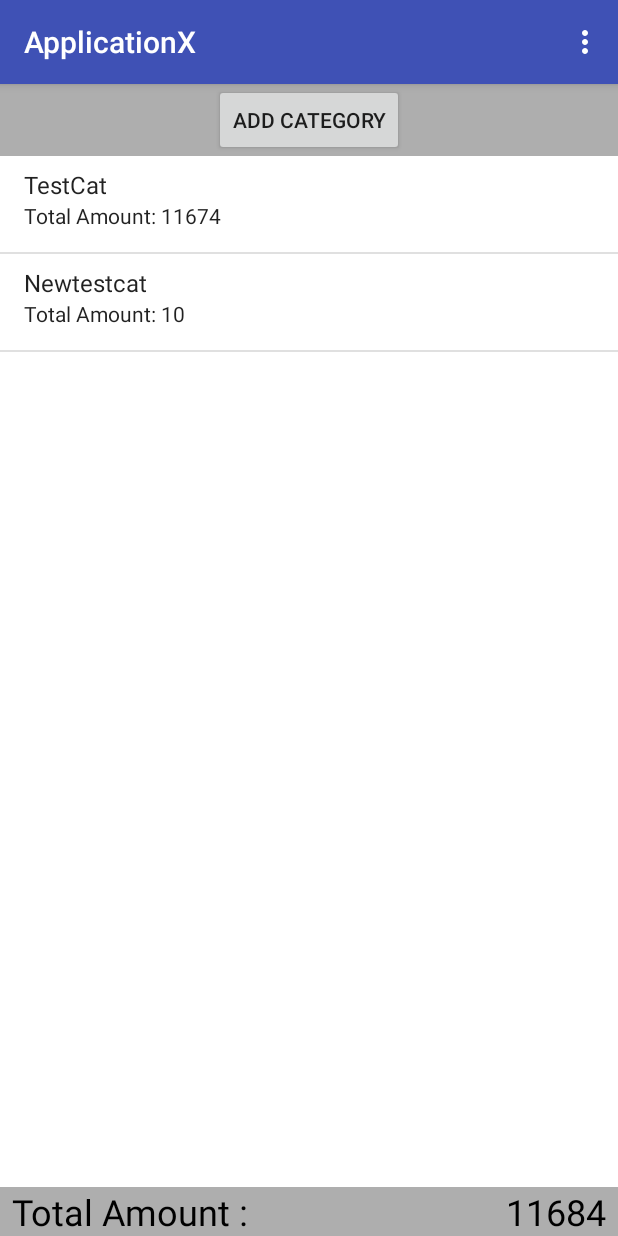
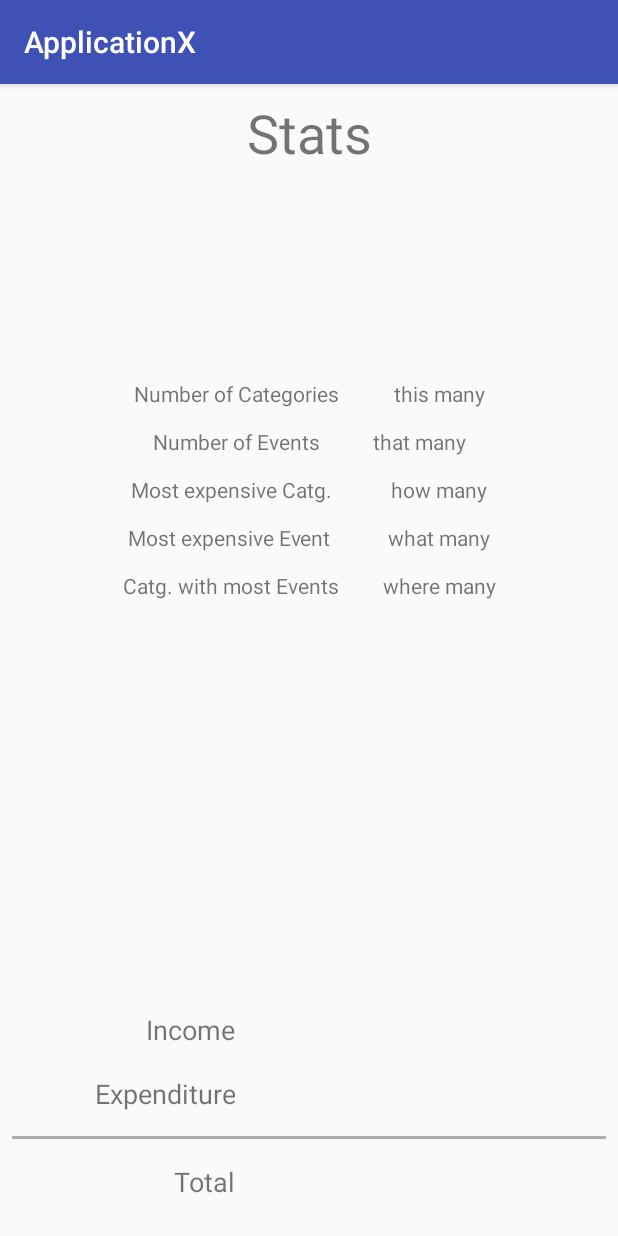
Before and after one commit to Yrrahz/ApplicationX, an Android app: the screen it shows after launch (MainActivity before the commit, StatsActivity after it), in the options menu, after a tap on "Stats", on a phone screen of 412 x 824 dp. Run offline under Robolectric (Android 15) with nearby library versions, the phone set to English and light mode, and no system bars.

Commit message:
StatsActivity has got a rough design draft. Tried to minimized the amount of TextViews. Some very minor design compromises has been done. Now it's centered text in the middle and cool organized individual TextViews. The text is provided programmatically which is a bit ugly. Maybe that too can be upgraded.

```diff
--- a/app/src/main/java/booken/yrrah/applicationx/MainActivity.java
+++ b/app/src/main/java/booken/yrrah/applicationx/MainActivity.java
@@ -1,6 +1,7 @@
 package booken.yrrah.applicationx;
 
 import android.content.DialogInterface;
+import android.content.Intent;
 import android.support.v7.app.AlertDialog;
 import android.support.v7.app.AppCompatActivity;
 import android.os.Bundle;
@@ -48,7 +49,9 @@ public class MainActivity extends AppCompatActivity {
 
         switch (item.getItemId()) {
             case R.id.menu_stats:
-                Toast.makeText(getApplicationContext(),"Stats pressed!", Toast.LENGTH_SHORT).show();
+                Intent intent = new Intent(this, StatsActivity.class);
+                startActivity(intent);
+                //Toast.makeText(getApplicationContext(),"Stats pressed!", Toast.LENGTH_SHORT).show();
                 return true;
             case R.id.menu_about:
                 Toast.makeText(getApplicationContext(),"About pressed!", Toast.LENGTH_SHORT).show();
--- a/app/src/main/java/booken/yrrah/applicationx/StatsActivity.java
+++ b/app/src/main/java/booken/yrrah/applicationx/StatsActivity.java
@@ -2,6 +2,7 @@ package booken.yrrah.applicationx;
 
 import android.support.v7.app.AppCompatActivity;
 import android.os.Bundle;
+import android.widget.TextView;
 
 public class StatsActivity extends AppCompatActivity {
 
@@ -9,5 +10,16 @@ public class StatsActivity extends AppCompatActivity {
     protected void onCreate(Bundle savedInstanceState) {
         super.onCreate(savedInstanceState);
         setContentView(R.layout.activity_stats);
+
+        setUp();
+    }
+
+    private void setUp(){
+        TextView listOfStats = findViewById(R.id.listOfStatsView);
+
+        String stats = "Number of Categories\t\t\tthis many\n\nNumber of Events\t\t\tthat many\n\n" +
+                "Most expensive Catg.\t\t\thow many\n\nMost expensive Event\t\t\twhat many\n\n" +
+                "Catg. with most Events\t\t\twhere many";
+        listOfStats.setText(stats);
     }
 }
--- a/app/src/main/res/layout/activity_stats.xml
+++ b/app/src/main/res/layout/activity_stats.xml
@@ -7,7 +7,7 @@
     tools:context=".StatsActivity">
 
     <TextView
-        android:id="@+id/textView"
+        android:id="@+id/statsTitle"
         android:layout_width="wrap_content"
         android:layout_height="wrap_content"
         android:layout_marginEnd="8dp"
@@ -28,75 +28,78 @@
         android:layout_marginStart="8dp"
         android:layout_weight="1"
         android:background="@color/colorAccentDark"
-        app:layout_constraintBottom_toTopOf="@+id/textView6"
+        app:layout_constraintBottom_toTopOf="@+id/totalResult"
         app:layout_constraintEnd_toEndOf="parent"
         app:layout_constraintHorizontal_bias="1.0"
         app:layout_constraintStart_toStartOf="parent" />
 
     <TextView
-        android:id="@+id/textView6"
+        android:id="@+id/totalResult"
         android:layout_width="wrap_content"
         android:layout_height="wrap_content"
         android:layout_marginBottom="24dp"
         android:layout_marginEnd="8dp"
-        android:text="Total"
+        android:text="@string/total"
         android:textSize="18sp"
         app:layout_constraintBottom_toBottomOf="parent"
-        app:layout_constraintEnd_toStartOf="@+id/textView" />
+        app:layout_constraintEnd_toStartOf="@+id/statsTitle" />
 
     <TextView
-        android:id="@+id/textView7"
+        android:id="@+id/nrOfResult"
         android:layout_width="wrap_content"
         android:layout_height="wrap_content"
         android:layout_marginBottom="24dp"
         android:layout_marginStart="8dp"
-        android:text="-110"
         android:textSize="18sp"
         app:layout_constraintBottom_toBottomOf="parent"
-        app:layout_constraintStart_toEndOf="@+id/textView" />
+        app:layout_constraintStart_toEndOf="@+id/statsTitle" />
 
     <TextView
-        android:id="@+id/textView8"
+        android:id="@+id/totalExpenditure"
         android:layout_width="wrap_content"
         android:layout_height="wrap_content"
         android:layout_marginBottom="16dp"
         android:layout_marginEnd="8dp"
-        android:text="Expenditure"
+        android:text="@string/incExp"
+        android:textAlignment="textEnd"
         android:textSize="18sp"
         app:layout_constraintBottom_toTopOf="@+id/line"
-        app:layout_constraintEnd_toStartOf="@+id/textView" />
+        app:layout_constraintEnd_toStartOf="@+id/statsTitle" />
 
     <TextView
-        android:id="@+id/textView9"
+        android:id="@+id/nrOfExpenditure"
         android:layout_width="wrap_content"
         android:layout_height="wrap_content"
         android:layout_marginBottom="16dp"
         android:layout_marginStart="8dp"
-        android:text="1447"
         android:textSize="18sp"
         app:layout_constraintBottom_toTopOf="@+id/line"
-        app:layout_constraintStart_toEndOf="@+id/textView" />
+        app:layout_constraintStart_toEndOf="@+id/statsTitle" />
 
     <TextView
-        android:id="@+id/textView10"
-        android:layout_width="wrap_content"
-        android:layout_height="wrap_content"
-        android:layout_marginBottom="16dp"
-        android:layout_marginEnd="8dp"
-        android:text="Income"
-        android:textSize="18sp"
-        app:layout_constraintBottom_toTopOf="@+id/textView8"
-        app:layout_constraintEnd_toStartOf="@+id/textView" />
-
-    <TextView
-        android:id="@+id/textView11"
+        android:id="@+id/nrOfIncome"
         android:layout_width="wrap_content"
         android:layout_height="wrap_content"
         android:layout_marginBottom="16dp"
         android:layout_marginStart="8dp"
-        android:text="1337"
         android:textSize="18sp"
-        app:layout_constraintBottom_toTopOf="@+id/textView9"
-        app:layout_constraintStart_toEndOf="@+id/textView" />
+        app:layout_constraintBottom_toTopOf="@+id/nrOfExpenditure"
+        app:layout_constraintStart_toEndOf="@+id/statsTitle" />
+
+    <TextView
+        android:id="@+id/listOfStatsView"
+        android:layout_width="wrap_content"
+        android:layout_height="wrap_content"
+        android:layout_marginBottom="8dp"
+        android:layout_marginEnd="8dp"
+        android:layout_marginStart="8dp"
+        android:layout_marginTop="8dp"
+        android:maxLines="10"
+        android:textAlignment="center"
+        app:layout_constraintBottom_toTopOf="@+id/nrOfIncome"
+        app:layout_constraintEnd_toEndOf="parent"
+        app:layout_constraintStart_toStartOf="parent"
+        app:layout_constraintTop_toBottomOf="@+id/statsTitle"
+        app:layout_constraintVertical_bias="0.33" />
 
 </android.support.constraint.ConstraintLayout>
--- a/app/src/main/res/values/strings.xml
+++ b/app/src/main/res/values/strings.xml
@@ -4,4 +4,8 @@
     <string name="addCategoryButton">Add Category</string>
     <string name="stats">Stats</string>
     <string name="about">About</string>
+    <string name="income">Income</string>
+    <string name="expenditure">Expenditure</string>
+    <string name="total">Total</string>
+    <string name="incExp">Income\n\nExpenditure</string>
 </resources>
```
